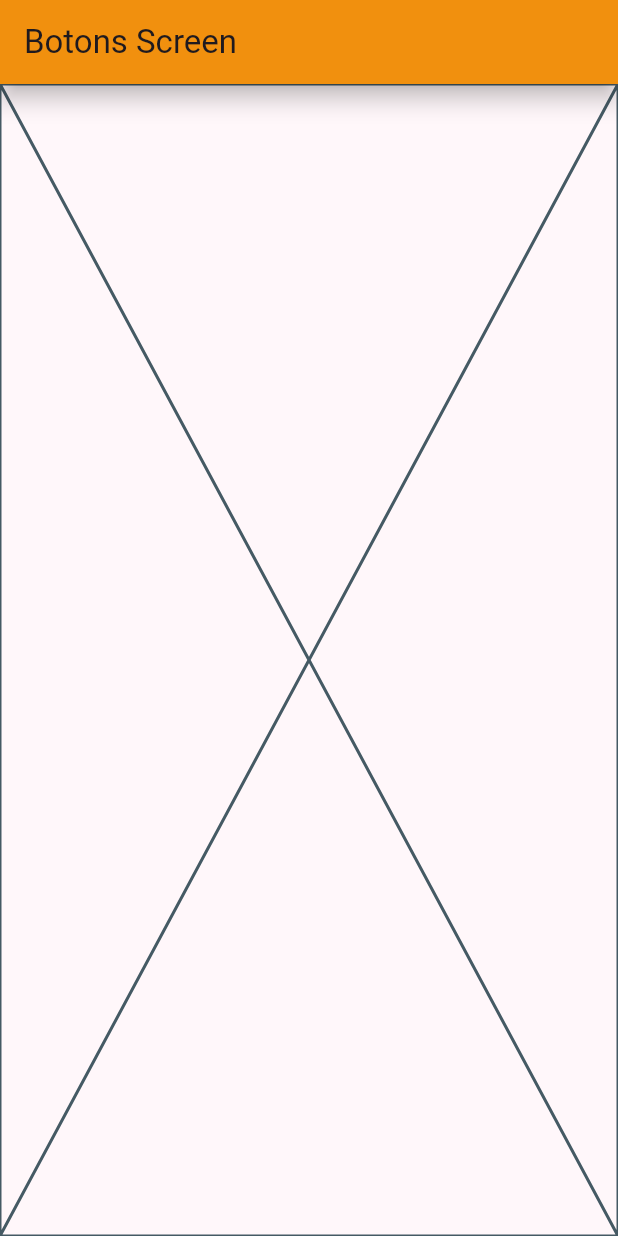
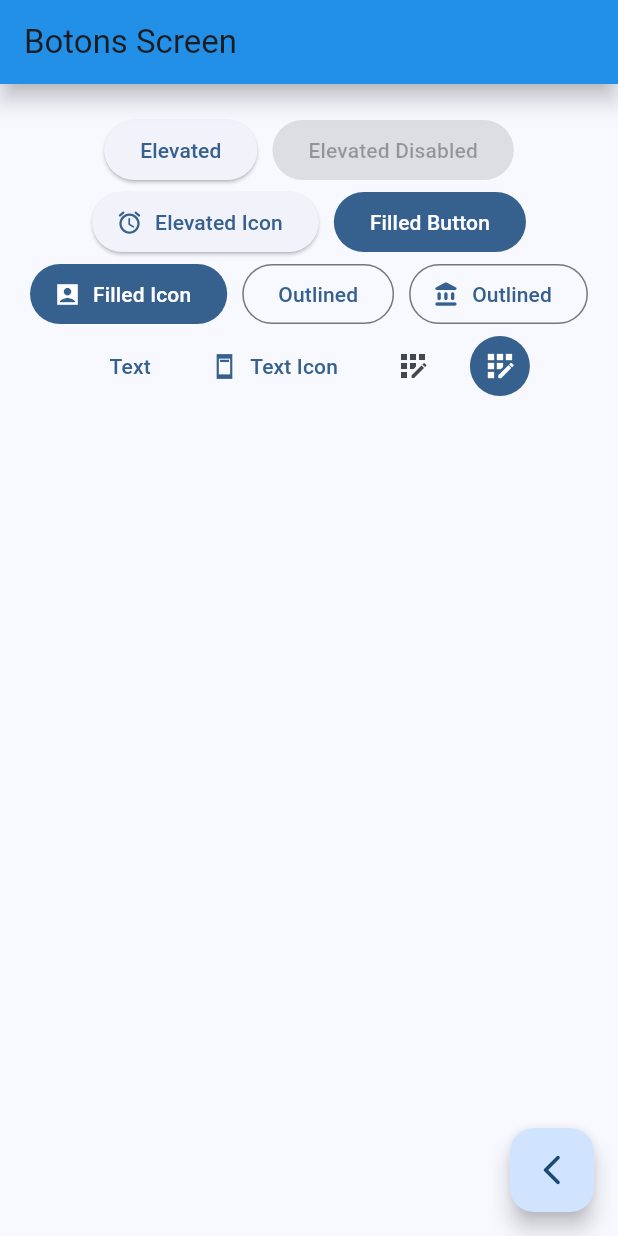
Before and after one commit to rafaelgamezdiaz/widgets_app, a Flutter app: the ButtonsScreen screen opened by its route, on a phone screen of 412 x 824 dp. Run offline on Flutter 3.47's test engine with Material 3 defaults, Android fonts, the phone set to English and light mode, and no system bars; our stand-ins replace go_router.

Commit message:
diferentes botones

```diff
--- a/lib/config/theme/app_theme.dart
+++ b/lib/config/theme/app_theme.dart
@@ -29,8 +29,8 @@ class AppTheme {
 
   ThemeData getThemeData() => ThemeData(
     colorSchemeSeed: colorList[selectedColor],
-    appBarTheme: const AppBarTheme(
-      backgroundColor: Colors.orange,
+    appBarTheme: AppBarTheme(
+      backgroundColor: colorList[selectedColor],
       elevation: 6,
       shadowColor: Colors.black,
       iconTheme: IconThemeData(color: Colors.black),
--- a/lib/main.dart
+++ b/lib/main.dart
@@ -13,7 +13,7 @@ class MainApp extends StatelessWidget {
   Widget build(BuildContext context) {
     return MaterialApp.router(
       routerConfig: appRouter,
-      theme: AppTheme(selectedColor: 3).getThemeData(),
+      theme: AppTheme(selectedColor: 1).getThemeData(),
       debugShowCheckedModeBanner: false,
     );
   }
--- a/lib/presentation/screens/buttons/buttons_screen.dart
+++ b/lib/presentation/screens/buttons/buttons_screen.dart
@@ -1,4 +1,5 @@
 import 'package:flutter/material.dart';
+import 'package:go_router/go_router.dart';
 
 class ButtonsScreen extends StatelessWidget {
   static const String name = 'buttons_screen';
@@ -9,7 +10,76 @@ class ButtonsScreen extends StatelessWidget {
   Widget build(BuildContext context) {
     return Scaffold(
       appBar: AppBar(title: const Text('Botons Screen')),
-      body: const Placeholder(),
+      body: _ButtonsView(),
+      floatingActionButton: FloatingActionButton(
+        onPressed: () {
+          context.pop();
+        },
+        child: const Icon(Icons.arrow_back_ios_new_rounded),
+      ),
     );
   }
 }
+
+class _ButtonsView extends StatelessWidget {
+  @override
+  Widget build(BuildContext context) {
+    final colors = Theme.of(context).colorScheme;
+
+    return SizedBox(
+      width: double.infinity,
+      child: Padding(
+        padding: const EdgeInsets.symmetric(vertical: 20, horizontal: 10),
+        child: Wrap(
+          spacing: 10,
+          alignment: WrapAlignment.center,
+          children: [
+            ElevatedButton(onPressed: () {}, child: Text('Elevated')),
+            const ElevatedButton(
+              onPressed: null,
+              child: Text('Elevated Disabled'),
+            ),
+
+            ElevatedButton.icon(
+              onPressed: () {},
+              icon: const Icon(Icons.access_alarm_rounded),
+              label: Text('Elevated Icon'),
+            ),
+
+            FilledButton(onPressed: () {}, child: const Text('Filled Button')),
+            FilledButton.icon(
+              onPressed: () {},
+              icon: Icon(Icons.account_box_sharp),
+              label: const Text('Filled Icon'),
+            ),
+
+            OutlinedButton(onPressed: () {}, child: Text('Outlined')),
+            OutlinedButton.icon(
+              onPressed: () {},
+              icon: Icon(Icons.account_balance_rounded),
+              label: Text('Outlined'),
+            ),
+
+            TextButton(onPressed: () {}, child: Text('Text')),
+            TextButton.icon(
+              onPressed: () {},
+              icon: Icon(Icons.ad_units_sharp),
+              label: Text('Text Icon'),
+            ),
+
+            // TODO Custom button
+            IconButton(onPressed: () {}, icon: Icon(Icons.app_registration)),
+            IconButton(
+              onPressed: () {},
+              icon: Icon(Icons.app_registration),
+              style: ButtonStyle(
+                backgroundColor: WidgetStatePropertyAll(colors.primary),
+                iconColor: WidgetStatePropertyAll(Colors.white),
+              ),
+            ),
+          ],
+        ),
+      ),
+    );
+  }
+}
```
